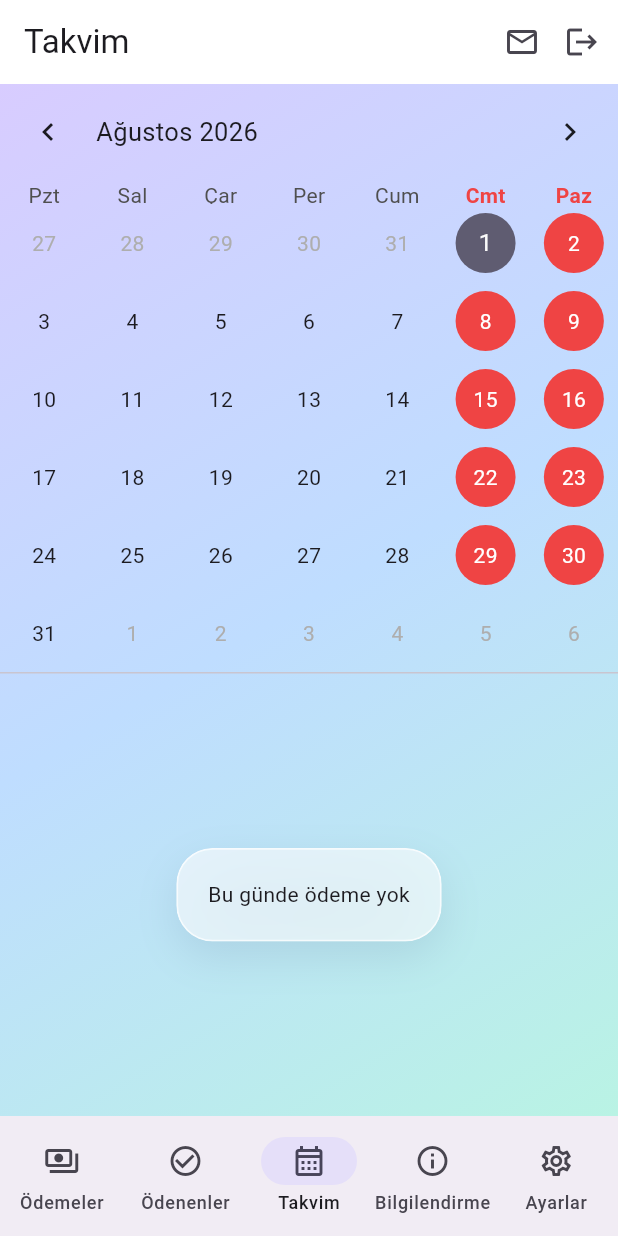
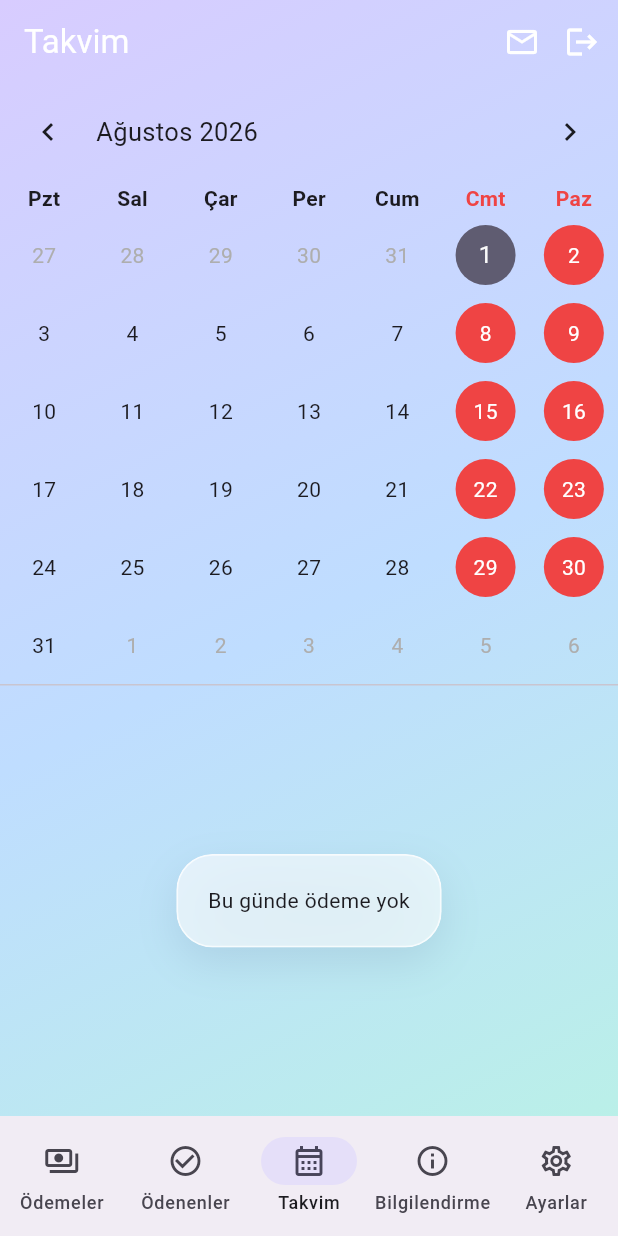
Before and after one commit to ercinnn/muhasebe, a Flutter app: the ClientHomeScreen screen opened by its route, item 3 of the bottom bar chosen, on a phone screen of 412 x 824 dp. Run offline on Flutter 3.47's test engine with Material 3 defaults, Android fonts, the phone set to English and light mode, and no system bars; drawn by our look-alikes of table_calendar; our stand-ins replace confetti, file_picker, firebase_core, firebase_messaging, flutter_local_notifications, flutter_riverpod and 8 more; missing offline and left inert: desktop_drop, google_mlkit_text_recognition, pdfrx; accounts and stored records are empty; generated files the repository leaves out were written again; network calls fail; statements that could not run were skipped.

Commit message:
Fix invisible AppBar title and clipped calendar weekday label
GradientScaffoldBackground only wrapped Scaffold.body, so the
transparent AppBar sat on the theme's plain background instead of the
gradient — white title/icon text (added to fix a separate low-contrast
issue) was rendering fully invisible. The gradient now wraps the whole
Scaffold/AdaptiveScaffold. Also fixes table_calendar's default 16px
daysOfWeekHeight clipping the cedilla off "Çar" against the day grid
painted right below it. Both regressions were caught live (not just
via static analysis) by a new design-lead subagent that actually runs
the app in a browser. Also adds a Gizlilik Politikası link to the
Settings app-info section (url_launcher) — the app had no in-app path
to the already-live privacy policy page.

```diff
--- a/lib/core/widgets/role_shell_scaffold.dart
+++ b/lib/core/widgets/role_shell_scaffold.dart
@@ -8,6 +8,12 @@ import 'gradient_background.dart';
 /// + `AppBar` over a [GradientScaffoldBackground], with a logout action
 /// always last. [appBarActions] lets a role insert extra actions (e.g. the
 /// client's unread-mail badge) before the logout button.
+///
+/// The gradient wraps the whole [AdaptiveScaffold] (not just `body`) so it
+/// paints behind the transparent `AppBar` too — nesting it inside `body`
+/// only covers the area below the app bar, leaving the app bar on the
+/// opaque page background where a white `foregroundColor` title/icons
+/// become invisible (found via `design-lead` live review, 2026-08-01).
 class RoleShellScaffold extends StatelessWidget {
   const RoleShellScaffold({
     super.key,
@@ -30,7 +36,8 @@ class RoleShellScaffold extends StatelessWidget {
 
   @override
   Widget build(BuildContext context) {
-    return AdaptiveScaffold(
+    return GradientScaffoldBackground(
+      child: AdaptiveScaffold(
         destinations: destinations,
         selectedIndex: selectedIndex,
         onDestinationSelected: onDestinationSelected,
@@ -38,13 +45,15 @@ class RoleShellScaffold extends StatelessWidget {
         appBar: AppBar(
           title: Text(title),
           backgroundColor: Colors.transparent,
+          foregroundColor: Colors.white,
           elevation: 0,
           actions: [
             ...appBarActions,
             IconButton(icon: const Icon(Icons.logout), tooltip: 'Çıkış Yap', onPressed: onLogout),
           ],
         ),
-      body: GradientScaffoldBackground(child: body),
+        body: body,
+      ),
     );
   }
 }
--- a/lib/features/documents/presentation/client/calendar_screen.dart
+++ b/lib/features/documents/presentation/client/calendar_screen.dart
@@ -61,10 +61,11 @@ class _CalendarScreenState extends ConsumerState<CalendarScreen> {
               },
               onPageChanged: (focused) => _focusedDay = focused,
               startingDayOfWeek: StartingDayOfWeek.monday,
+              // table_calendar's default (16px) clips descenders like "Çar"'s
+              // cedilla against the day grid painted right below it — found
+              // via design-lead live browser review, 2026-08-01.
+              daysOfWeekHeight: 24,
               headerStyle: const HeaderStyle(formatButtonVisible: false),
-              daysOfWeekStyle: const DaysOfWeekStyle(
-                weekendStyle: TextStyle(color: urgencyOverdue, fontWeight: FontWeight.w600),
-              ),
               calendarStyle: CalendarStyle(
                 todayDecoration: BoxDecoration(
                   color: Theme.of(context).colorScheme.primary.withValues(alpha: 0.85),
@@ -81,6 +82,20 @@ class _CalendarScreenState extends ConsumerState<CalendarScreen> {
                 weekendTextStyle: const TextStyle(color: Colors.white),
               ),
               calendarBuilders: CalendarBuilders(
+                dowBuilder: (context, day) {
+                  const labels = ['Pzt', 'Sal', 'Çar', 'Per', 'Cum', 'Cmt', 'Paz'];
+                  final isWeekend =
+                      day.weekday == DateTime.saturday || day.weekday == DateTime.sunday;
+                  return Center(
+                    child: Text(
+                      labels[day.weekday - 1],
+                      style: TextStyle(
+                        fontWeight: FontWeight.w600,
+                        color: isWeekend ? urgencyOverdue : null,
+                      ),
+                    ),
+                  );
+                },
                 markerBuilder: (context, day, events) {
                   if (events.isEmpty) return null;
                   return Container(
--- a/pubspec.yaml
+++ b/pubspec.yaml
@@ -57,6 +57,8 @@ dependencies:
   flutter_animate: ^4.5.2
   flutter_slidable: ^4.0.2
   confetti: ^0.8.0
+  package_info_plus: ^9.0.1
+  url_launcher: ^6.3.2
 
 dev_dependencies:
   flutter_test:
```
Also changed, not shown: lib/features/documents/presentation/document_detail_screen.dart (+11 -8 lines), lib/features/settings/presentation/app_info_section.dart (added, +55 -0 lines), pubspec.lock, 3 other files. Lines whose indentation alone changed are shown as unchanged.
